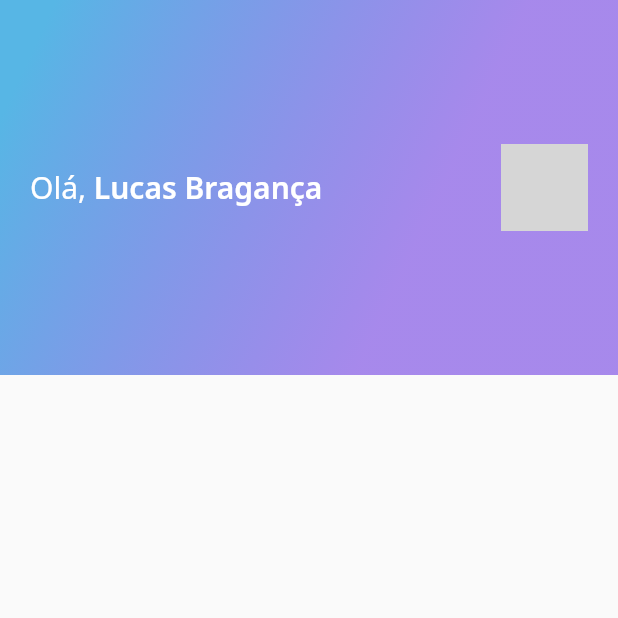
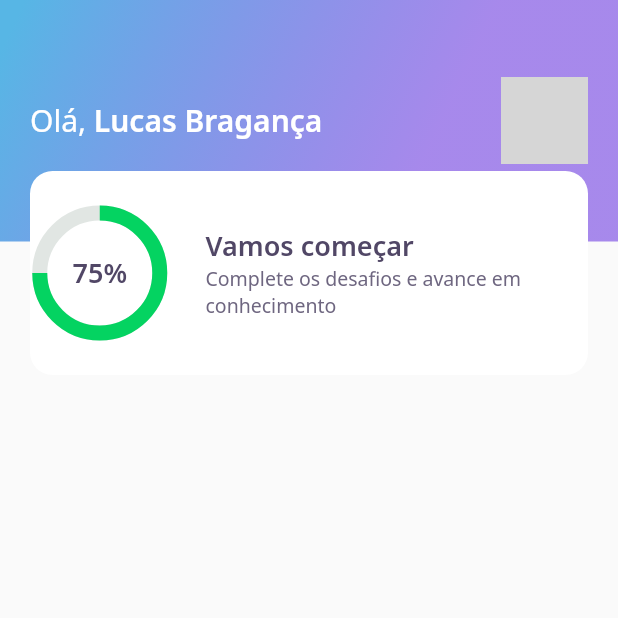
Before and after one commit to Lucas-Braganca/curso-flutter, a Flutter app: the screen it shows after launch, on a phone screen of 412 x 824 dp, the top half of it. Run offline on Flutter 3.47's test engine with Material 2 defaults, Android fonts, the phone set to English and light mode, and no system bars; our stand-ins replace google_fonts; network calls fail; grey boxes are pictures that could not be loaded.

Commit message:
:art: Finalizando aula 01

```diff
--- a/devquiz/lib/home/widgets/appbar/app_bar_widget.dart
+++ b/devquiz/lib/home/widgets/appbar/app_bar_widget.dart
@@ -1,5 +1,6 @@
 import 'package:devquiz/core/app_gradients.dart';
 import 'package:devquiz/core/app_text_styles.dart';
+import 'package:devquiz/home/widgets/score_card/score_card_widget.dart';
 import 'package:flutter/material.dart';
 
 class AppBarWidget extends PreferredSize {
@@ -8,11 +9,15 @@ class AppBarWidget extends PreferredSize {
           preferredSize: Size.fromHeight(250),
           child: Container(
             height: 250,
+            child: Stack(
+              children: [
+                Container(
+                  height: 161,
+                  padding: const EdgeInsets.symmetric(horizontal: 20),
+                  width: double.maxFinite,
                   decoration: BoxDecoration(
                     gradient: AppGradients.linear,
                   ),
-            child: Padding(
-              padding: const EdgeInsets.symmetric(horizontal: 20),
                   child: Row(
                     mainAxisAlignment: MainAxisAlignment.spaceBetween,
                     children: [
@@ -41,6 +46,11 @@ class AppBarWidget extends PreferredSize {
                     ],
                   ),
                 ),
+                Align(
+                  alignment: Alignment(0, 1),
+                  child: ScoreCardWidget()),
+              ],
+            ),
           ),
         );
 }
--- /dev/null
+++ b/devquiz/lib/home/widgets/chart/chart_widget.dart
@@ -0,0 +1,35 @@
+import 'package:devquiz/core/app_colors.dart';
+import 'package:devquiz/core/app_text_styles.dart';
+import 'package:flutter/material.dart';
+
+class ChartWidget extends StatelessWidget {
+  @override
+  Widget build(BuildContext context) {
+    return Container(
+      height: 80,
+      width: 80,
+      child: Stack(
+        children: [
+          Center(
+            child: Container(
+              height: 80,
+              width: 80,
+              child: CircularProgressIndicator(
+                strokeWidth: 10,
+                value: .75,
+                backgroundColor: AppColors.chartSecondary,
+                valueColor:
+                    AlwaysStoppedAnimation<Color>(AppColors.chartPrimary),
+              ),
+            ),
+          ),
+          Center(
+              child: Text(
+            '75%',
+            style: AppTextStyles.heading,
+          ))
+        ],
+      ),
+    );
+  }
+}
--- /dev/null
+++ b/devquiz/lib/home/widgets/score_card/score_card_widget.dart
@@ -0,0 +1,44 @@
+import 'package:devquiz/core/app_colors.dart';
+import 'package:devquiz/core/app_text_styles.dart';
+import 'package:devquiz/home/widgets/chart/chart_widget.dart';
+import 'package:flutter/material.dart';
+
+class ScoreCardWidget extends StatelessWidget {
+  @override
+  Widget build(BuildContext context) {
+    return Padding(
+      padding: const EdgeInsets.symmetric(horizontal: 20),
+      child: Container(
+        decoration: BoxDecoration(
+            color: AppColors.white, borderRadius: BorderRadius.circular(15)),
+        height: 136,
+        child: Row(
+          crossAxisAlignment: CrossAxisAlignment.center,
+          children: [
+            Expanded(flex: 1, child: ChartWidget()),
+            Expanded(
+              flex: 3,
+              child: Padding(
+                padding: const EdgeInsets.only(left: 24),
+                child: Column(
+                  mainAxisAlignment: MainAxisAlignment.center,
+                  crossAxisAlignment: CrossAxisAlignment.start,
+                  children: [
+                    Text(
+                      'Vamos começar',
+                      style: AppTextStyles.heading,
+                    ),
+                    Text(
+                      'Complete os desafios e avance em conhecimento',
+                      style: AppTextStyles.body,
+                    ),
+                  ],
+                ),
+              ),
+            ),
+          ],
+        ),
+      ),
+    );
+  }
+}
```
Lines whose indentation alone changed are shown as unchanged.
